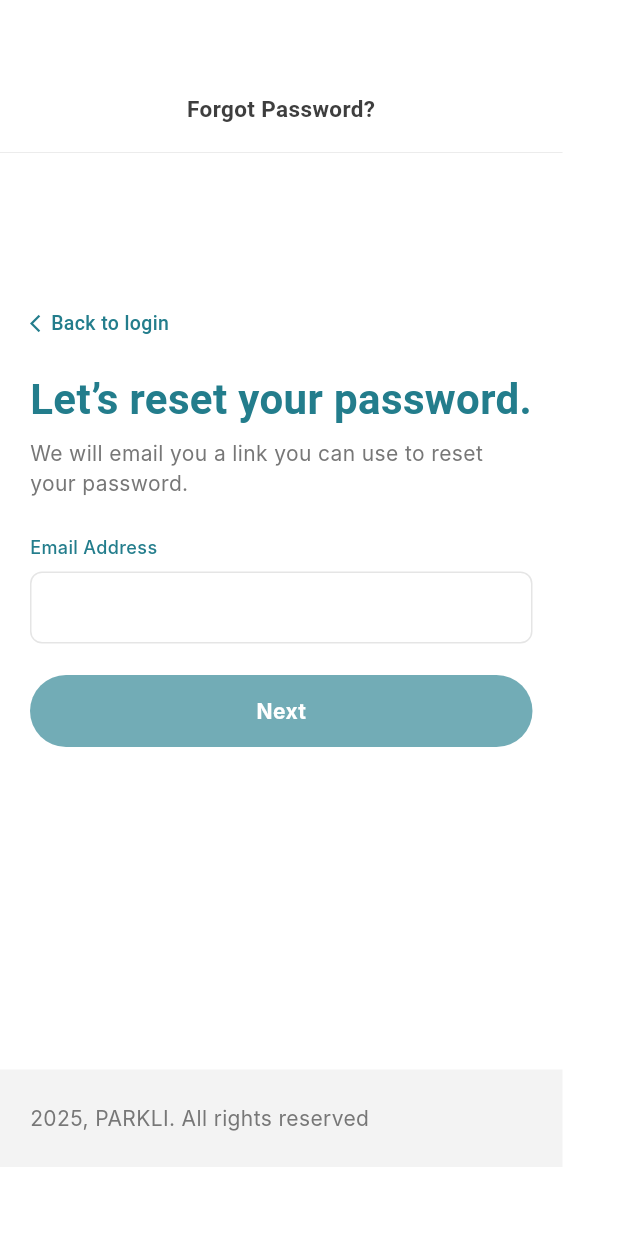
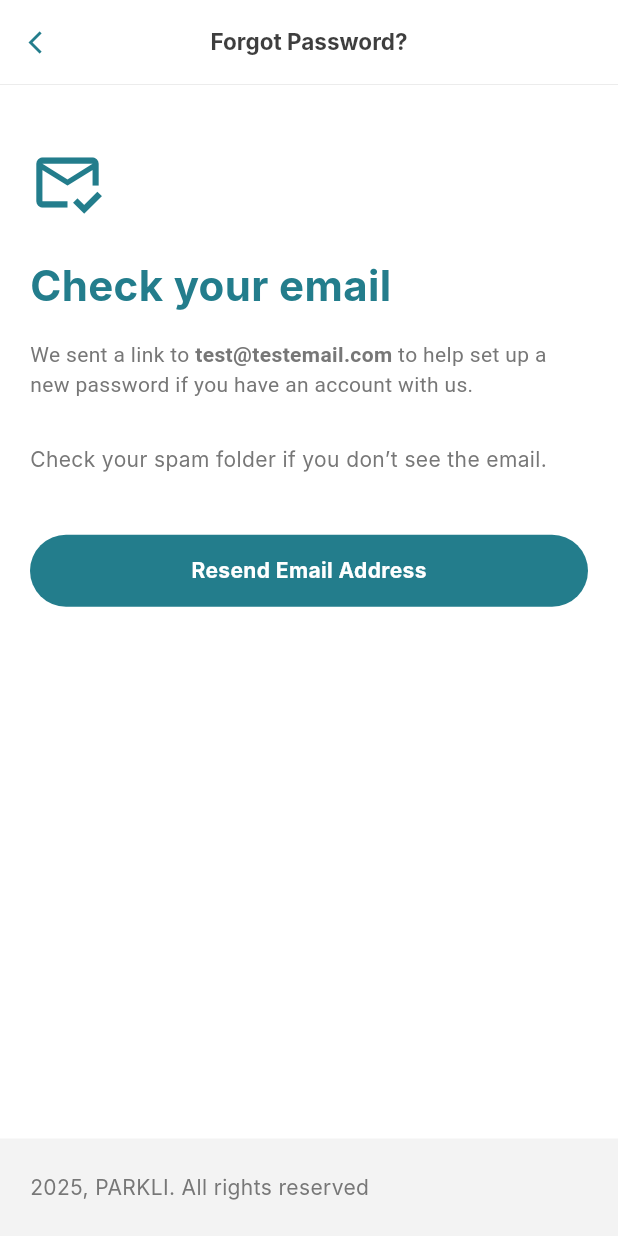
Before and after one commit to rafah212/Smart-Parking-Project, a Flutter app: the ForgotPassword1 screen opened directly, after a tap on "Next", on a phone screen of 412 x 824 dp. Run offline on Flutter 3.47's test engine with Material 3 defaults, Android fonts, the phone set to English and light mode, and no system bars; our stand-ins replace flutter_map, geolocator, latlong2; Roboto replaces fonts that are missing (Basis Grotesque Pro, Inter, Red Hat Text).

Commit message:
add check email and edite some pages

```diff
--- /dev/null
+++ b/lib/features/forgotPass/check_email.dart
@@ -0,0 +1,119 @@
+import 'package:flutter/material.dart';
+import 'package:parkliapp/core/widgets/responsive_preview.dart';
+
+class ForgotPasswordCheckEmail extends StatelessWidget {
+  const ForgotPasswordCheckEmail({super.key});
+
+  @override
+  Widget build(BuildContext context) {
+    return ResponsivePreview(
+      child: Scaffold(
+        backgroundColor: Colors.white,
+        appBar: AppBar(
+          backgroundColor: Colors.white,
+          elevation: 0,
+          leading: IconButton(
+            icon: const Icon(Icons.arrow_back_ios, color: Color(0xFF237D8C), size: 18),
+            onPressed: () => Navigator.pop(context),
+          ),
+          title: const Text(
+            'Forgot Password?',
+            style: TextStyle(
+              color: Color(0xFF3E3E3E),
+              fontSize: 15,
+              fontWeight: FontWeight.w700,
+            ),
+          ),
+          centerTitle: true,
+          bottom: PreferredSize(
+            preferredSize: const Size.fromHeight(0.5),
+            child: Container(color: const Color(0xFFE5E5E5), height: 0.5),
+          ),
+        ),
+        body: Column(
+          children: [
+            Expanded(
+              child: SingleChildScrollView(
+                padding: const EdgeInsets.symmetric(horizontal: 20),
+                child: Column(
+                  crossAxisAlignment: CrossAxisAlignment.start,
+                  children: [
+                    const SizedBox(height: 40),
+                    // أيقونة بسيطة (اختياري) أو مساحة كما في التصميم
+                    const Icon(Icons.mark_email_read_outlined, size: 50, color: Color(0xFF237D8C)),
+                    const SizedBox(height: 24),
+                    const Text(
+                      'Check your email',
+                      style: TextStyle(
+                        color: Color(0xFF237D8C),
+                        fontSize: 28,
+                        fontWeight: FontWeight.w700,
+                      ),
+                    ),
+                    const SizedBox(height: 16),
+                    const Text.rich(
+                      TextSpan(
+                        children: [
+                          TextSpan(
+                            text: 'We sent a link to ',
+                            style: TextStyle(color: Color(0xFF777777), fontSize: 14),
+                          ),
+                          TextSpan(
+                            text: 'test@testemail.com ', // هنا لاحقاً بنخليها تاخذ الإيميل الحقيقي
+                            style: TextStyle(color: Color(0xFF777777), fontSize: 14, fontWeight: FontWeight.bold),
+                          ),
+                          TextSpan(
+                            text: 'to help set up a new password if you have an account with us.',
+                            style: TextStyle(color: Color(0xFF777777), fontSize: 14),
+                          ),
+                        ],
+                      ),
+                    ),
+                    const SizedBox(height: 30),
+                    const Text(
+                      'Check your spam folder if you don’t see the email.',
+                      style: TextStyle(color: Color(0xFF777777), fontSize: 14),
+                    ),
+                    const SizedBox(height: 40),
+                    // زر إعادة الإرسال
+                    GestureDetector(
+                      onTap: () {
+                        print("Resending Email...");
+                      },
+                      child: Container(
+                        width: double.infinity,
+                        height: 48,
+                        decoration: BoxDecoration(
+                          color: const Color(0xFF237D8C),
+                          borderRadius: BorderRadius.circular(50),
+                        ),
+                        child: const Center(
+                          child: Text(
+                            'Resend Email Address',
+                            style: TextStyle(color: Colors.white, fontWeight: FontWeight.w700),
+                          ),
+                        ),
+                      ),
+                    ),
+                  ],
+                  ),
+              ),
+            ),
+            // تذييل الصفحة (Footer)
+            Container(
+              width: double.infinity,
+              height: 65,
+              color: const Color(0xFFF3F3F3),
+              padding: const EdgeInsets.symmetric(horizontal: 20),
+              alignment: Alignment.centerLeft,
+              child: const Text(
+                '2025, PARKLI. All rights reserved',
+                style: TextStyle(color: Color(0xFF777777), fontSize: 14),
+              ),
+            ),
+          ],
+        ),
+      ),
+    );
+  }
+}
--- a/lib/features/forgetPass/forget_pass1.dart
+++ b/lib/features/forgotPass/forget_pass1.dart
@@ -1,5 +1,7 @@
 import 'package:flutter/material.dart';
 import 'package:parkliapp/core/widgets/responsive_preview.dart';
+import 'check_email.dart';
+
 
 class ForgotPassword1 extends StatelessWidget {
   const ForgotPassword1({super.key});
@@ -147,9 +149,13 @@ class ForgotPassword1 extends StatelessWidget {
                           top: 348,
                           child: GestureDetector(
                             onTap: () {
-                              // هنا سنربط الصفحة الثانية لاحقاً
-                              print("Going to next page...");
-                            },
+                              Navigator.push(
+                                context,
+                                MaterialPageRoute(
+                                  builder: (context) => ForgotPasswordCheckEmail(),
+                                ),
+                                );
+                             },
                             child: Container(
                               width: 335,
                               height: 48,
@@ -160,7 +166,8 @@ class ForgotPassword1 extends StatelessWidget {
                               child: const Center(
                                 child: Text(
                                   'Next',
-                                  style: TextStyle(color: Colors.white, fontWeight: FontWeight.w700),
+                                  style: TextStyle(color: Colors.white,
+                                  fontWeight: FontWeight.w700),
                                 ),
                               ),
                             ),
```
Also changed, not shown: lib/features/auth/login_email_screen.dart (+16 -0 lines), lib/features/forgotPass/change_pass.dart (added, +177 -0 lines), lib/features/home/utils/navigation_helpers.dart (+11 -1 lines), lib/features/forgetPass/forget_pass2.dart (deleted).
